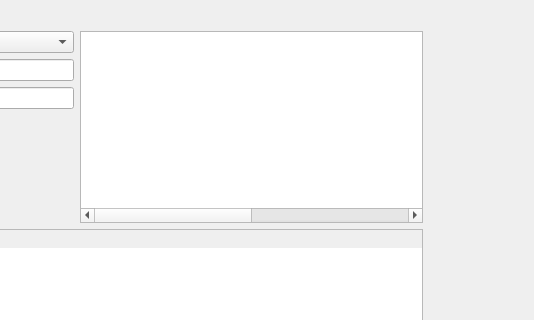
The window that src/gui_pkg/include/gui_pkg/log_view.ui (cristianbass01/GUI_robotic_exoskeleton) describes before a commit, drawn with Qt 5; both pictures show x 381 to 915 and y 0 to 320 of the 915 by 512 pixel window.
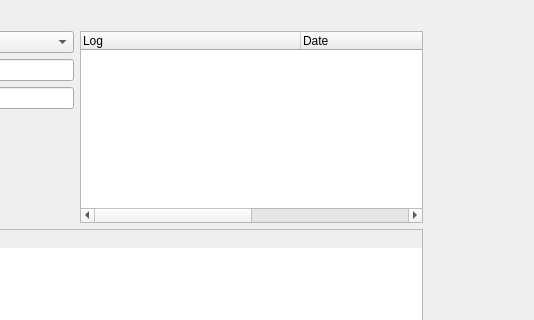
The same window after the commit. Icons and pictures are not drawn.

Diff of the .ui file:
```diff
--- a/src/gui_pkg/include/gui_pkg/log_view.ui
+++ b/src/gui_pkg/include/gui_pkg/log_view.ui
@@ -78,10 +78,10 @@
               <enum>QAbstractItemView::ScrollPerItem</enum>
              </property>
              <property name="headerHidden">
-              <bool>true</bool>
-             </property>
-             <attribute name="headerVisible">
               <bool>false</bool>
+             </property>
+             <attribute name="headerVisible">
+              <bool>true</bool>
              </attribute>
              <attribute name="headerCascadingSectionResizes">
               <bool>true</bool>
```
Left out of the diff: 6 changed lines with no effect on the pictures.
